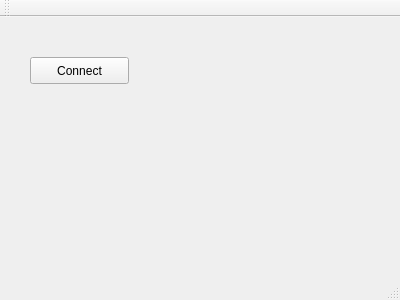
Dasio/ICP, file gui/mainwindow.ui: the form before one commit.
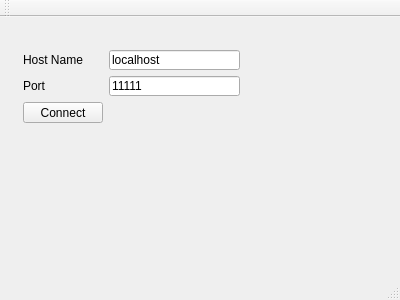
The form after the commit.

Commit message: GUI - nothing important :)

```diff
--- a/gui/mainwindow.ui
+++ b/gui/mainwindow.ui
@@ -14,18 +14,59 @@
    <string>Labyrinth 2015</string>
   </property>
   <widget class="QWidget" name="centralWidget">
-   <widget class="QPushButton" name="connectButton">
+   <widget class="QWidget" name="">
     <property name="geometry">
      <rect>
-      <x>30</x>
-      <y>40</y>
-      <width>99</width>
-      <height>27</height>
+      <x>12</x>
+      <y>22</y>
+      <width>239</width>
+      <height>95</height>
      </rect>
     </property>
-    <property name="text">
-     <string>Connect</string>
-    </property>
+    <layout class="QFormLayout" name="formLayout">
+     <item row="0" column="0">
+      <widget class="QLabel" name="hostNameLabel">
+       <property name="text">
+        <string>Host Name</string>
+       </property>
+      </widget>
+     </item>
+     <item row="0" column="1">
+      <widget class="QLineEdit" name="hostNameEdit">
+       <property name="text">
+        <string>localhost</string>
+       </property>
+      </widget>
+     </item>
+     <item row="1" column="0">
+      <widget class="QLabel" name="portLabel">
+       <property name="text">
+        <string>Port</string>
+       </property>
+      </widget>
+     </item>
+     <item row="1" column="1">
+      <widget class="QLineEdit" name="portNumberEdit">
+       <property name="text">
+        <string>11111</string>
+       </property>
+      </widget>
+     </item>
+     <item row="2" column="0">
+      <widget class="QPushButton" name="connectButton">
+       <property name="text">
+        <string>Connect</string>
+       </property>
+      </widget>
+     </item>
+     <item row="2" column="1">
+      <widget class="QLabel" name="infoLabel">
+       <property name="text">
+        <string/>
+       </property>
+      </widget>
+     </item>
+    </layout>
    </widget>
   </widget>
   <widget class="QMenuBar" name="menuBar">
```
The commit also changes 5 other files.
